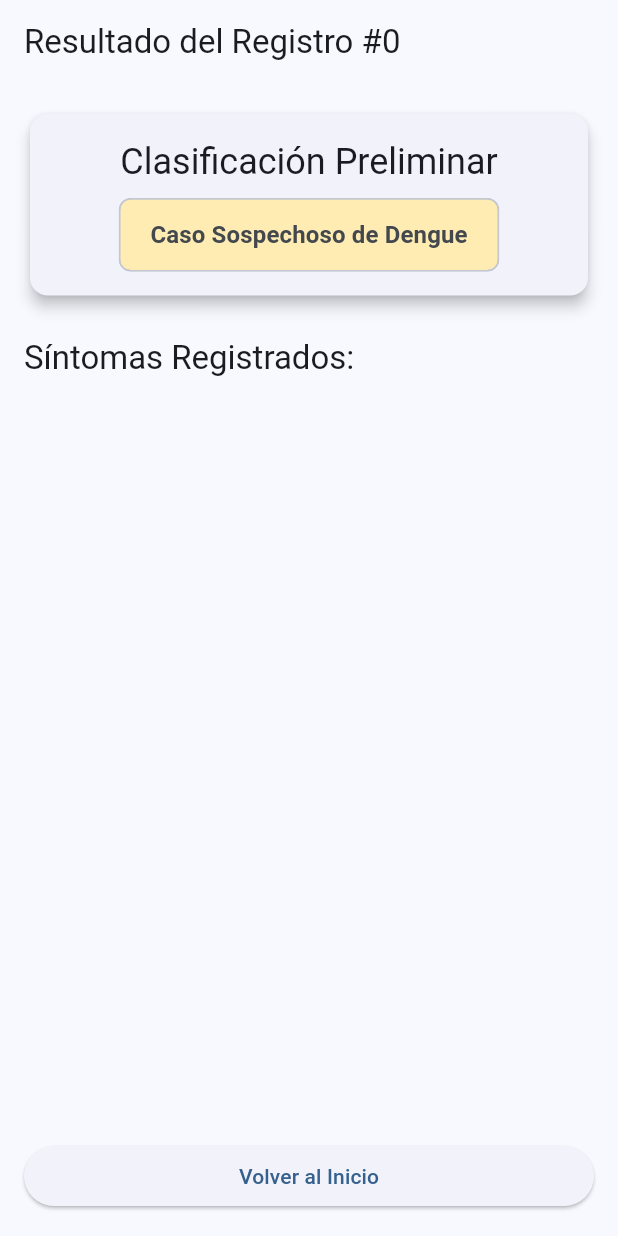
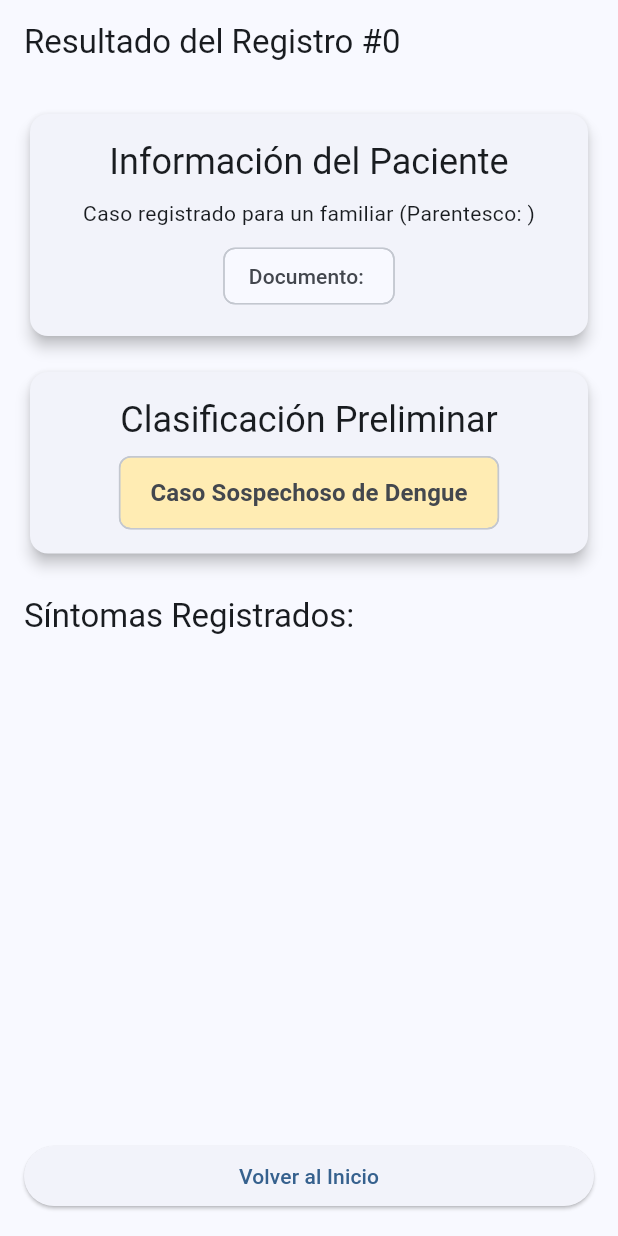
Before and after one commit to carlosrs14/hackathon-app, a Flutter app: the PredictionResultScreen screen opened directly with empty values, on a phone screen of 412 x 824 dp. Run offline on Flutter 3.47's test engine with Material 3 defaults, Android fonts, the phone set to English and light mode, and no system bars; our stand-ins replace sqflite; accounts and stored records are empty.

Commit message:
more data on prediction result screen

```diff
--- a/lib/screens/prediction_result_screen.dart
+++ b/lib/screens/prediction_result_screen.dart
@@ -27,6 +27,30 @@ class PredictionResultScreen extends StatelessWidget {
         child: Column(
           crossAxisAlignment: CrossAxisAlignment.stretch,
           children: [
+            Card(
+              elevation: 4,
+              child: Padding(
+                padding: const EdgeInsets.all(16.0),
+                child: Column(
+                  children: [
+                    Text(
+                      'Información del Paciente',
+                      style: Theme.of(context).textTheme.headlineSmall,
+                    ),
+                    const SizedBox(height: 8),
+                    if (evento.es_usuario_principal)
+                      const Text('Caso registrado para el usuario principal')
+                    else
+                      Text('Caso registrado para un familiar (Parentesco: ${evento.parentesco ?? 'No especificado'})'),
+                    const SizedBox(height: 8),
+                    Chip(
+                      label: Text('Documento: ${evento.documento_persona}'),
+                    ),
+                  ],
+                ),
+              ),
+            ),
+            const SizedBox(height: 16),
             Card(
               elevation: 4,
               child: Padding(
```
